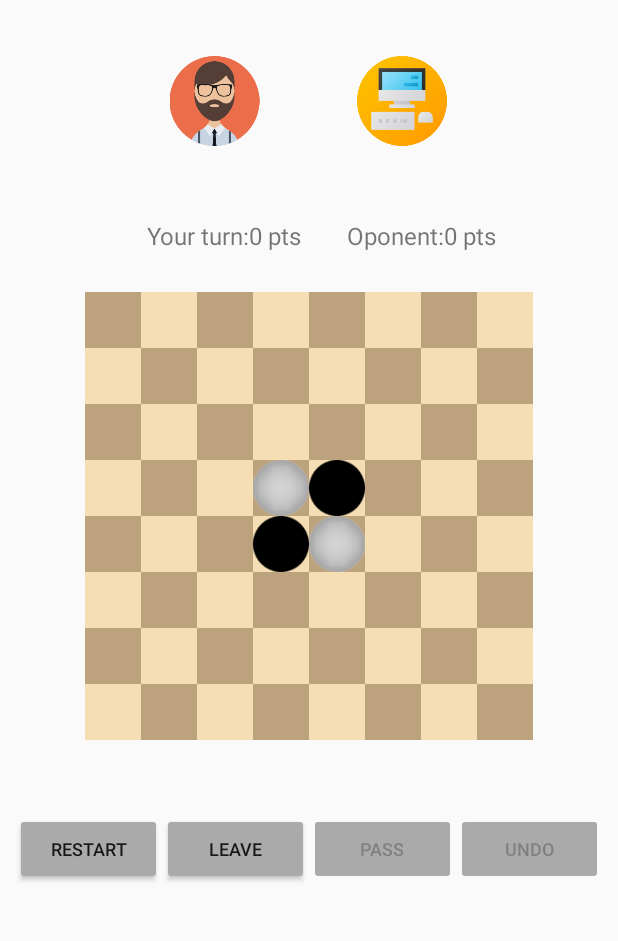
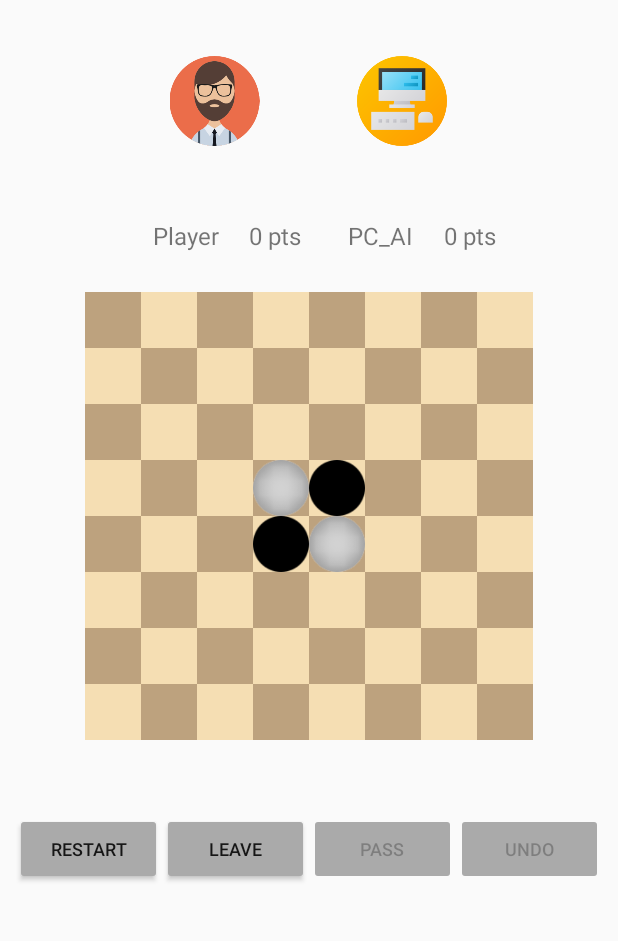
Before and after one commit to woliveirax/ReversiAmov, an Android app: the screen it shows after launch (GameActivity), after a tap on "SINGLE PLAYER VS AI", on a phone screen of 412 x 824 dp, the part 278-1219 px from its top. Run offline under Robolectric (Android 15) with nearby library versions, the light colour scheme and no system bars.

Commit message:
game is updating

```diff
--- a/app/src/main/AndroidManifest.xml
+++ b/app/src/main/AndroidManifest.xml
@@ -17,12 +17,13 @@
             </intent-filter>
         </activity>
         <activity android:name=".game.GameActivity"></activity>
-
+        <activity android:name=".Credits"></activity>
+        <activity android:name=".ProfileManager"></activity>
+        <activity android:name=".HistoryActivity"></activity>
         <service
             android:name=".Networking.ClientHandler"
             android:exported="false" />
 
-        <activity android:name=".HistoryActivity"></activity>
     </application>
 
 </manifest>
--- a/app/src/main/java/pt/isec/a21260792/amov_pl/reversi_isrever/ReversiMain.java
+++ b/app/src/main/java/pt/isec/a21260792/amov_pl/reversi_isrever/ReversiMain.java
@@ -18,15 +18,14 @@ import pt.isec.a21260792.amov_pl.reversi_isrever.game.History;
 
 public class ReversiMain extends Activity {
 
-//    public final static int INDIVIDUAL_RANDOM = 0;
-//    public final static int INDIVIDUAL_AI = 1;
-//    public final static int MULTIPLAYER  = 2;
-//    public final static int REMOTE_MULTIPLAYER = 3;
-
     private Button singlePlayerVsBot;
     private Button singlePlayerVsAI;
     private Button multiplayer;
     private Button remote;
+    private Button profile;
+    private Button history;
+    private Button credits;
+
 
     @Override
     protected void onCreate(final Bundle savedInstanceState) {
@@ -37,12 +36,36 @@ public class ReversiMain extends Activity {
         singlePlayerVsAI = findViewById(R.id.UniplayerVSAIBtn);
         multiplayer = findViewById(R.id.MultiplayerBtn);
         remote = findViewById(R.id.RemoteMultiplayerBtn);
+        history = findViewById(R.id.HistoricBtn);
+        profile = findViewById(R.id.ProfileBtn);
+        credits = findViewById(R.id.CreditsBtn);
 
         singlePlayerVsBot.setOnClickListener(new GameListener(GAME_TYPE.INDIVIDUAL_RANDOM));
         singlePlayerVsAI.setOnClickListener(new GameListener(GAME_TYPE.INDIVIDUAL_AI));
         multiplayer.setOnClickListener(new GameListener(GAME_TYPE.MULTIPLAYER));
-        remote.setOnClickListener(new GameListener(GAME_TYPE.REMOTE_MULTIPLAYER));
+        //remote.setOnClickListener(new GameListener(GAME_TYPE.REMOTE_MULTIPLAYER));
 
+        history.setOnClickListener(new View.OnClickListener() {
+            @Override
+            public void onClick(View v) {
+                onHistory(v);
+            }
+        });
+
+        profile.setOnClickListener(new View.OnClickListener() {
+            @Override
+            public void onClick(View v) {
+                onProfile(v);
+            }
+        });
+
+        credits.setOnClickListener(new View.OnClickListener() {
+            @Override
+            public void onClick(View v) {
+                Intent intent = new Intent(getApplicationContext(), Credits.class);
+                startActivity(intent);
+            }
+        });
     }
 
     private void clientDlg() {
@@ -69,6 +92,11 @@ public class ReversiMain extends Activity {
         startActivity(intent);
     }
 
+    public void onProfile(View view) {
+        Intent intent = new Intent(view.getContext(), ProfileManager.class);
+        startActivity(intent);
+    }
+
     class GameListener implements View.OnClickListener{
         GAME_TYPE type;
 
--- a/app/src/main/java/pt/isec/a21260792/amov_pl/reversi_isrever/game/GameActivity.java
+++ b/app/src/main/java/pt/isec/a21260792/amov_pl/reversi_isrever/game/GameActivity.java
@@ -63,11 +63,10 @@ public class GameActivity extends Activity implements View.OnClickListener {
 
         gridLayout = (GridLayout) findViewById(R.id.BoardGl);
         getElementAndSetListener();
-        Log.d("OnCreate_GameActivity","Creating new activity");
 
-                    gameData = new GameData(mode);
+        gameData = new GameData(mode, getApplicationContext());
         fillTheBoard(); //To repaint UI
-        //TODO: profilesUpdate();
+        profilesUpdate();//TODO:
         startTurn();
     }
 
@@ -84,7 +83,7 @@ public class GameActivity extends Activity implements View.OnClickListener {
 
         switch (v.getId()){
             case R.id.RestartBtn:
-                gameData = new GameData(mode);//Also initiate the board
+                gameData = new GameData(mode,getApplicationContext());//Also initiate the board
                 fillTheBoard(); //To repaint UI
                 startGame(); //To start the game for the first player, gameData is informed
                 break;
@@ -110,8 +109,6 @@ public class GameActivity extends Activity implements View.OnClickListener {
 
             case R.id.UndoBtn:
                 gameData.resetBoard();
-//                if(mode == GAME_TYPE.MULTIPLAYER.getValue())
-//                    gameData.returnPlayer();
                 updataUI();
                 startTurn(); //To start the next turn for the first player, gameData is informed
                 break;
@@ -132,8 +129,10 @@ public class GameActivity extends Activity implements View.OnClickListener {
                         gameData.oponentAction();
                         updataUI();
                         if(gameData.isGameOver()){
-                            //TODO: gameData.saveGame();
-                            Toast.makeText(this,getString(R.string.victory),Toast.LENGTH_LONG);
+                            gameData.saveGame(true);
+                            buttonBlockage();
+                            Toast.makeText(this,getString(R.string.victory),Toast.LENGTH_LONG).show();
+                            break;
                         }
                     }
                     startTurn(); //To start the next turn for the first player, gameData is informed
@@ -150,8 +149,8 @@ public class GameActivity extends Activity implements View.OnClickListener {
     }
 
     private void profilesUpdate(){
-//        playerOneName.setText(gameData.getPlayer1().getname);//TODO: retrieve the user name from registry
-//        playerTwoName.setText(gameData.getPlayerOneName()); //TODO: put PC bot or PC AI, if it's single player, and the remote name if it's remote
+        playerOneName.setText(gameData.getPlayer1().getName());
+        playerTwoName.setText(gameData.getPlayer2().getName());
         blackCount.setText("0 pts");
         whiteCount.setText("0 pts");
         //playerOneImg.setImageBitmap(gameData.getPlayerOneBitmap());
@@ -163,6 +162,7 @@ public class GameActivity extends Activity implements View.OnClickListener {
         pass.setEnabled(false);
         undo.setEnabled(false);
     }
+
     private void certainButtonsBlockage(){
         if(!gameData.isBoardAvailable())
             gridLayout.setEnabled(false);//TODO: check if this block the childs
@@ -179,15 +179,15 @@ public class GameActivity extends Activity implements View.OnClickListener {
 
     private void startTurn(){
         if(gameData.isGameOver()){
-            //TODO: gameData.saveGame();
-            Toast.makeText(this,getString(R.string.lost),Toast.LENGTH_LONG);
+            gameData.saveGame(false);
+            Toast.makeText(this,getString(R.string.lost),Toast.LENGTH_LONG).show();
         }
 
         certainButtonsBlockage();
     }
 
     private void startGame(){
-        gameData = new GameData(mode);
+        gameData = new GameData(mode,getApplicationContext());
         startTurn();
     }
 
--- a/app/src/main/java/pt/isec/a21260792/amov_pl/reversi_isrever/game/GameData.java
+++ b/app/src/main/java/pt/isec/a21260792/amov_pl/reversi_isrever/game/GameData.java
@@ -1,5 +1,6 @@
 package pt.isec.a21260792.amov_pl.reversi_isrever.game;
 
+import android.content.Context;
 import android.util.Log;
 import android.view.accessibility.AccessibilityManager;
 import android.widget.ThemedSpinnerAdapter;
@@ -7,7 +8,12 @@ import android.widget.Toast;
 
 import org.json.JSONArray;
 
+import pt.isec.a21260792.amov_pl.reversi_isrever.HistoryActivity;
+import pt.isec.a21260792.amov_pl.reversi_isrever.ProfileManager;
+import pt.isec.a21260792.amov_pl.reversi_isrever.R;
+
 public class GameData {
+    private Context context;
     private GAME_TYPE mode;
     private Player player1;
     private Player player2;
@@ -27,10 +33,12 @@ public class GameData {
 
     }
 
-    public GameData(int mode){
-        player1= new Player(CELL_STATUS.IN_BLACK);
-        player2 = new Player(CELL_STATUS.IN_WHITE);
+    public GameData(int mode, Context context){
+        this.context = context;
         this.mode = GAME_TYPE.values()[mode];
+        player1= new Player(CELL_STATUS.IN_BLACK,ProfileManager.getName(context));
+        if(mode != GAME_TYPE.REMOTE_MULTIPLAYER.getValue())
+            player2 = new Player(CELL_STATUS.IN_WHITE,this.mode);
 
         board = new Board();
         previousBoardBlack = new Board();
@@ -49,8 +57,7 @@ public class GameData {
 
     public boolean isGameOver(){
         if(!isBoardAvailable())
-            if(currentPlayer.haveUndone() && currentPlayer.haveSkipped())
-                return true;
+           return true;
         return false;
     }
 
@@ -134,8 +141,14 @@ public class GameData {
         currentPlayer.setHaveUndone(true);
     }
 
-    public void returnPlayer(){
+    public void switchPlayer(){
         currentPlayer = (currentPlayer == player1) ? player2 : player1;
     }
 
+    public void saveGame(boolean won){
+        int playerOnePoints = board.countPlayerDisks(CELL_STATUS.IN_BLACK,board.getBoard());
+        int playerTwoPoints = board.countPlayerDisks(CELL_STATUS.IN_WHITE,board.getBoard());
+        History game = new History(won,ProfileManager.getName(context),mode,playerOnePoints,playerTwoPoints);
+        HistoryActivity.addHistory(game,context);
+    }
 }
--- a/app/src/main/java/pt/isec/a21260792/amov_pl/reversi_isrever/game/Player.java
+++ b/app/src/main/java/pt/isec/a21260792/amov_pl/reversi_isrever/game/Player.java
@@ -7,10 +7,30 @@ import java.util.List;
 public class Player {
     private boolean haveSkipped = false;
     private boolean haveUndone = false;
+    private String name = "Player 2";
+
     CELL_STATUS color;
 
     public Player(CELL_STATUS color) {
         this.color = color;
+    }
+
+    public Player(CELL_STATUS color, String name) {
+        this.color = color;
+        this.name = name;
+    }
+
+    public Player(CELL_STATUS color, GAME_TYPE mode) {
+        this.color = color;
+
+        switch (mode){
+            case INDIVIDUAL_AI:
+                name = "PC_AI";
+                break;
+            case INDIVIDUAL_RANDOM:
+                name = "PC_BOT";
+                break;
+        }
     }
 
     public boolean hasSkipped() {
@@ -41,4 +61,7 @@ public class Player {
         return haveUndone;
     }
 
+    public String getName() {
+        return name;
+    }
 }
--- a/app/src/main/res/layout/activity_reversi_game.xml
+++ b/app/src/main/res/layout/activity_reversi_game.xml
@@ -70,7 +70,7 @@
                 android:layout_height="wrap_content"
                 android:layout_weight="1"
                 android:width="85dp"
-                android:gravity="right|center_vertical"
+                android:gravity="center"
                 android:text="@string/your_turn"
                 android:textSize="16sp" />
 
@@ -79,7 +79,7 @@
                 android:layout_width="wrap_content"
                 android:layout_height="wrap_content"
                 android:layout_weight="1"
-                android:gravity="left|center_vertical"
+                android:gravity="center"
                 android:text="0 pts"
                 android:textSize="16sp" />
 
@@ -93,8 +93,8 @@
                 android:layout_width="wrap_content"
                 android:layout_height="wrap_content"
                 android:layout_weight="1"
-                android:gravity="right|center_vertical"
                 android:width="85dp"
+                android:gravity="center"
                 android:text="@string/oponent"
                 android:textSize="16sp" />
 
@@ -103,7 +103,7 @@
                 android:layout_width="wrap_content"
                 android:layout_height="wrap_content"
                 android:layout_weight="1"
-                android:gravity="left|center_vertical"
+                android:gravity="center"
                 android:text="0 pts"
                 android:textSize="16sp" />
 
```
Also changed, not shown: app/src/main/java/pt/isec/a21260792/amov_pl/reversi_isrever/Credits.java (added, +24 -0 lines), app/src/main/res/anim/credits.xml (added, +8 -0 lines), app/src/main/res/layout/credits.xml (added, +18 -0 lines).
